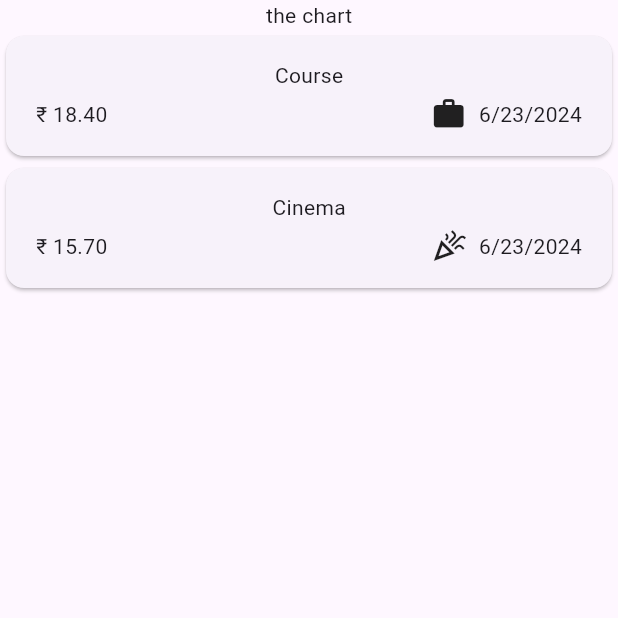
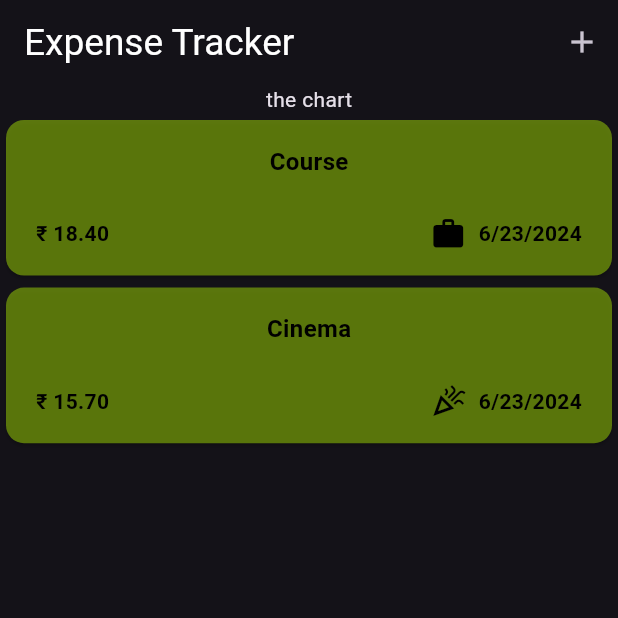
Before and after one commit to AswinAzikar/Expense_tracker, a Flutter app: the screen it shows after launch, on a phone screen of 412 x 824 dp, the top half of it. Run offline on Flutter 3.47's test engine with Material 3 defaults, Android fonts, the phone set to English and light mode, and no system bars.

Commit message:
themed to green

```diff
--- a/lib/main.dart
+++ b/lib/main.dart
@@ -9,10 +9,11 @@ void main() {
 class MyApp extends StatelessWidget {
   const MyApp({super.key});
 
-  // This widget is the root of your application.
   @override
   Widget build(BuildContext context) {
     return MaterialApp(
+      theme: ThemeData.dark(useMaterial3: true),
+      debugShowCheckedModeBanner: false,
       home: Expenses(),
     );
   }
--- a/lib/models/expenses.dart
+++ b/lib/models/expenses.dart
@@ -25,9 +25,24 @@ class _ExpensesState extends State<Expenses> {
 
   @override
   Widget build(BuildContext context) {
+    double screenheight = MediaQuery.sizeOf(context).height;
+    double screenwidth = MediaQuery.sizeOf(context).width;
     return Scaffold(
+      appBar: AppBar(
+        title: Text(
+          "Expense Tracker",
+          style: TextStyle(color: Colors.white, fontSize: 0.03 * screenheight),
+        ),
+        actions: [
+          IconButton(
+            onPressed: () {},
+            icon: const Icon(Icons.add),
+          )
+        ],
+      ),
       body: Column(
         children: [
+          //
           const Text("the chart"),
           Expanded(
             child: ExpesnsesList(expenses: _registeredExprenses),
--- a/lib/models/widgets/expenses_list/expense_Item.dart
+++ b/lib/models/widgets/expenses_list/expense_Item.dart
@@ -7,30 +7,44 @@ class ExpenseItem extends StatelessWidget {
 
   @override
   Widget build(BuildContext context) {
+    double screenheight = MediaQuery.sizeOf(context).height;
+    double screenwidth = MediaQuery.sizeOf(context).width;
     return Card(
+      color: Color.fromARGB(126, 165, 223, 5),
       child: Padding(
         padding: const EdgeInsets.symmetric(horizontal: 20, vertical: 16),
         child: Column(
           children: [
             Text(
               expense.title,
+              style: TextStyle(
+                  color: Colors.black,
+                  fontWeight: FontWeight.bold,
+                  fontSize: 16),
             ),
-            const SizedBox(height: 4),
+            SizedBox(height: .03 * screenheight),
             Row(
               children: [
                 Text(
                   '₹${" ${expense.amount.toStringAsFixed(2)}"}',
+                  style: TextStyle(
+                      fontWeight: FontWeight.bold, color: Colors.black),
                 ),
                 const Spacer(),
                 Row(
                   children: [
                     Icon(
                       CategoryIcons[expense.category],
+                      color: Colors.black,
                     ),
-                    const SizedBox(
-                      width: 8,
+                    SizedBox(
+                      width: 0.02 * screenwidth,
                     ),
-                    Text(expense.formattedDate)
+                    Text(
+                      expense.formattedDate,
+                      style: TextStyle(
+                          fontWeight: FontWeight.bold, color: Colors.black),
+                    )
                   ],
                 ),
               ],
```
